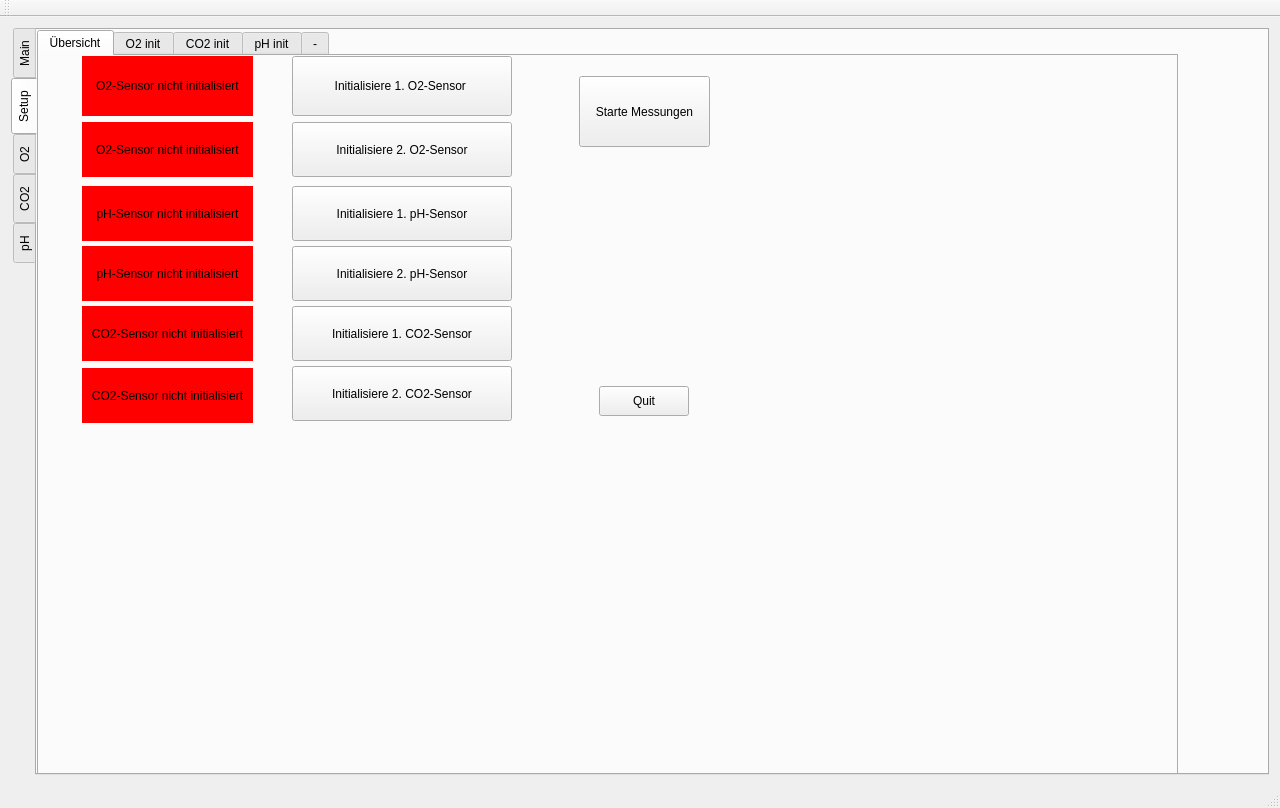
First picture: the form in mainwindow.ui, repository CalamariFritti/DesktopUiQt, before the edit.
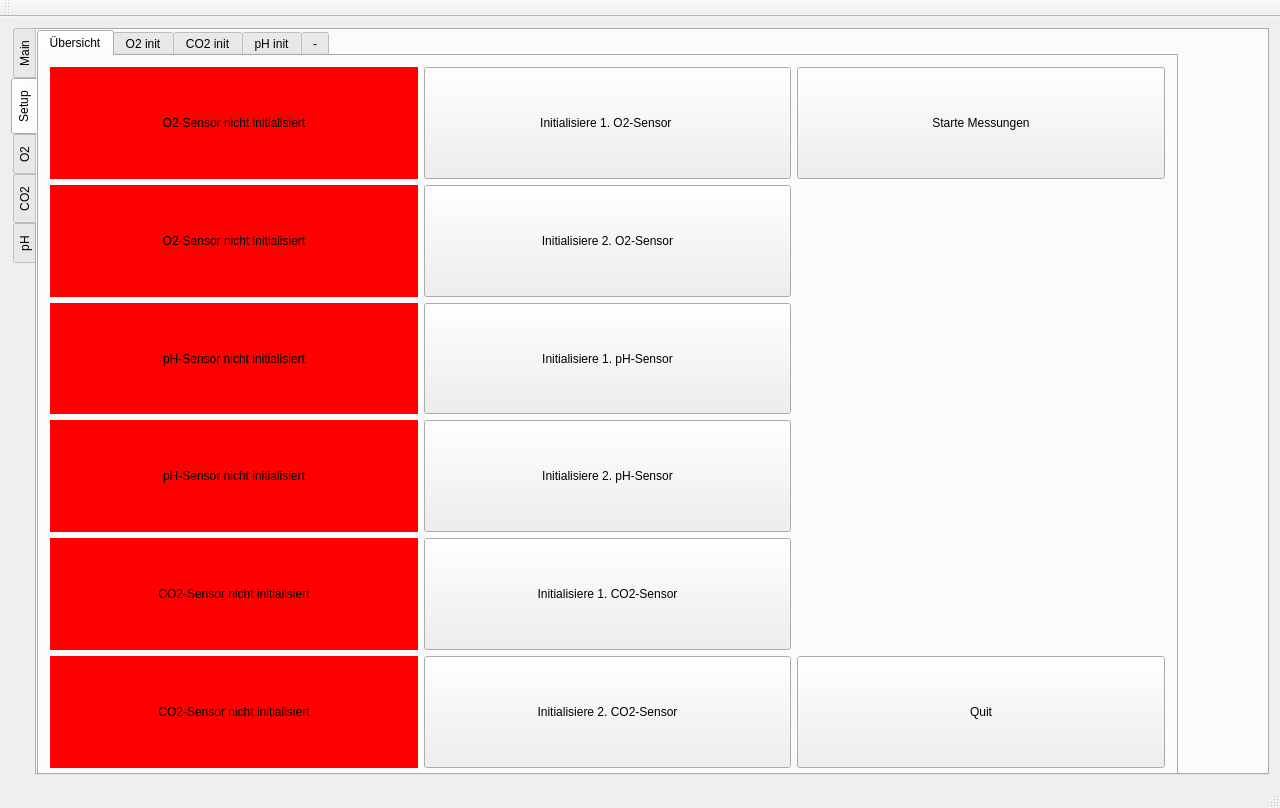
Second picture: the form after the edit. The open tabs and pages were chosen to show the change. Custom widgets are drawn as their Qt base class.

Commit message: layout init buttons1

The edit to the form file:
```diff
--- a/mainwindow.ui
+++ b/mainwindow.ui
@@ -15,7 +15,7 @@
   </property>
   <widget class="QWidget" name="centralWidget">
    <layout class="QGridLayout" name="gridLayout">
-    <item row="0" column="0">
+    <item row="1" column="0">
      <widget class="QTabWidget" name="tabWidget">
       <property name="minimumSize">
        <size>
@@ -320,230 +320,196 @@
          <attribute name="title">
           <string>Übersicht</string>
          </attribute>
-         <widget class="QPushButton" name="initialize_sensor_1_button">
-          <property name="geometry">
-           <rect>
-            <x>253</x>
-            <y>66</y>
-            <width>220</width>
-            <height>55</height>
-           </rect>
-          </property>
-          <property name="text">
-           <string>Initialisiere 2. O2-Sensor</string>
-          </property>
-         </widget>
-         <widget class="QLabel" name="sensor_1_init_label">
-          <property name="geometry">
-           <rect>
-            <x>43</x>
-            <y>0</y>
-            <width>171</width>
-            <height>60</height>
-           </rect>
-          </property>
-          <property name="styleSheet">
-           <string notr="true">background-color : red;
+         <layout class="QGridLayout" name="gridLayout_2">
+          <item row="0" column="0">
+           <widget class="QLabel" name="sensor_1_init_label">
+            <property name="styleSheet">
+             <string notr="true">background-color : red;
 font-size: 30;</string>
-          </property>
-          <property name="text">
-           <string>O2-Sensor nicht initialisiert</string>
-          </property>
-          <property name="alignment">
-           <set>Qt::AlignCenter</set>
-          </property>
-         </widget>
-         <widget class="QLabel" name="sensor_3_init_label">
-          <property name="geometry">
-           <rect>
-            <x>43</x>
-            <y>130</y>
-            <width>171</width>
-            <height>55</height>
-           </rect>
-          </property>
-          <property name="styleSheet">
-           <string notr="true">background-color : red;
+            </property>
+            <property name="text">
+             <string>O2-Sensor nicht initialisiert</string>
+            </property>
+            <property name="alignment">
+             <set>Qt::AlignCenter</set>
+            </property>
+           </widget>
+          </item>
+          <item row="0" column="1">
+           <widget class="QPushButton" name="initialize_sensor_0_button">
+            <property name="sizePolicy">
+             <sizepolicy hsizetype="Minimum" vsizetype="Preferred">
+              <horstretch>0</horstretch>
+              <verstretch>0</verstretch>
+             </sizepolicy>
+            </property>
+            <property name="text">
+             <string>Initialisiere 1. O2-Sensor </string>
+            </property>
+           </widget>
+          </item>
+          <item row="1" column="0">
+           <widget class="QLabel" name="sensor_2_init_label">
+            <property name="styleSheet">
+             <string notr="true">background-color : red;
 font-size: 30;</string>
-          </property>
-          <property name="text">
-           <string>pH-Sensor nicht initialisiert</string>
-          </property>
-          <property name="alignment">
-           <set>Qt::AlignCenter</set>
-          </property>
-         </widget>
-         <widget class="QPushButton" name="initialize_sensor_4_button">
-          <property name="geometry">
-           <rect>
-            <x>253</x>
-            <y>250</y>
-            <width>220</width>
-            <height>55</height>
-           </rect>
-          </property>
-          <property name="text">
-           <string>Initialisiere 1. CO2-Sensor</string>
-          </property>
-         </widget>
-         <widget class="QPushButton" name="initialize_sensor_3_button">
-          <property name="geometry">
-           <rect>
-            <x>253</x>
-            <y>190</y>
-            <width>220</width>
-            <height>55</height>
-           </rect>
-          </property>
-          <property name="text">
-           <string>Initialisiere 2. pH-Sensor</string>
-          </property>
-         </widget>
-         <widget class="QPushButton" name="initialize_sensor_5_button">
-          <property name="geometry">
-           <rect>
-            <x>253</x>
-            <y>310</y>
-            <width>220</width>
-            <height>55</height>
-           </rect>
-          </property>
-          <property name="text">
-           <string>Initialisiere 2. CO2-Sensor</string>
-          </property>
-         </widget>
-         <widget class="QLabel" name="sensor_2_init_label">
-          <property name="geometry">
-           <rect>
-            <x>43</x>
-            <y>66</y>
-            <width>171</width>
-            <height>55</height>
-           </rect>
-          </property>
-          <property name="styleSheet">
-           <string notr="true">background-color : red;
+            </property>
+            <property name="text">
+             <string>O2-Sensor nicht initialisiert</string>
+            </property>
+            <property name="alignment">
+             <set>Qt::AlignCenter</set>
+            </property>
+           </widget>
+          </item>
+          <item row="1" column="1">
+           <widget class="QPushButton" name="initialize_sensor_1_button">
+            <property name="sizePolicy">
+             <sizepolicy hsizetype="Minimum" vsizetype="Preferred">
+              <horstretch>0</horstretch>
+              <verstretch>0</verstretch>
+             </sizepolicy>
+            </property>
+            <property name="text">
+             <string>Initialisiere 2. O2-Sensor</string>
+            </property>
+           </widget>
+          </item>
+          <item row="2" column="0">
+           <widget class="QLabel" name="sensor_3_init_label">
+            <property name="styleSheet">
+             <string notr="true">background-color : red;
 font-size: 30;</string>
-          </property>
-          <property name="text">
-           <string>O2-Sensor nicht initialisiert</string>
-          </property>
-          <property name="alignment">
-           <set>Qt::AlignCenter</set>
-          </property>
-         </widget>
-         <widget class="QLabel" name="sensor_4_init_label">
-          <property name="geometry">
-           <rect>
-            <x>43</x>
-            <y>190</y>
-            <width>171</width>
-            <height>55</height>
-           </rect>
-          </property>
-          <property name="styleSheet">
-           <string notr="true">background-color : red;
+            </property>
+            <property name="text">
+             <string>pH-Sensor nicht initialisiert</string>
+            </property>
+            <property name="alignment">
+             <set>Qt::AlignCenter</set>
+            </property>
+           </widget>
+          </item>
+          <item row="2" column="1">
+           <widget class="QPushButton" name="initialize_sensor_2_button">
+            <property name="sizePolicy">
+             <sizepolicy hsizetype="Minimum" vsizetype="Preferred">
+              <horstretch>0</horstretch>
+              <verstretch>0</verstretch>
+             </sizepolicy>
+            </property>
+            <property name="text">
+             <string>Initialisiere 1. pH-Sensor</string>
+            </property>
+           </widget>
+          </item>
+          <item row="3" column="0">
+           <widget class="QLabel" name="sensor_4_init_label">
+            <property name="styleSheet">
+             <string notr="true">background-color : red;
 font-size: 30;</string>
-          </property>
-          <property name="text">
-           <string>pH-Sensor nicht initialisiert</string>
-          </property>
-          <property name="alignment">
-           <set>Qt::AlignCenter</set>
-          </property>
-         </widget>
-         <widget class="QPushButton" name="initialize_sensor_2_button">
-          <property name="geometry">
-           <rect>
-            <x>253</x>
-            <y>130</y>
-            <width>220</width>
-            <height>55</height>
-           </rect>
-          </property>
-          <property name="text">
-           <string>Initialisiere 1. pH-Sensor</string>
-          </property>
-         </widget>
-         <widget class="QLabel" name="sensor_5_init_label">
-          <property name="geometry">
-           <rect>
-            <x>43</x>
-            <y>250</y>
-            <width>171</width>
-            <height>55</height>
-           </rect>
-          </property>
-          <property name="styleSheet">
-           <string notr="true">background-color : red;
+            </property>
+            <property name="text">
+             <string>pH-Sensor nicht initialisiert</string>
+            </property>
+            <property name="alignment">
+             <set>Qt::AlignCenter</set>
+            </property>
+           </widget>
+          </item>
+          <item row="3" column="1">
+           <widget class="QPushButton" name="initialize_sensor_3_button">
+            <property name="sizePolicy">
+             <sizepolicy hsizetype="Minimum" vsizetype="Preferred">
+              <horstretch>0</horstretch>
+              <verstretch>0</verstretch>
+             </sizepolicy>
+            </property>
+            <property name="text">
+             <string>Initialisiere 2. pH-Sensor</string>
+            </property>
+           </widget>
+          </item>
+          <item row="4" column="0">
+           <widget class="QLabel" name="sensor_5_init_label">
+            <property name="styleSheet">
+             <string notr="true">background-color : red;
 font-size: 30;</string>
-          </property>
-          <property name="text">
-           <string>CO2-Sensor nicht initialisiert</string>
-          </property>
-          <property name="alignment">
-           <set>Qt::AlignCenter</set>
-          </property>
-         </widget>
-         <widget class="QLabel" name="sensor_6_init_label">
-          <property name="geometry">
-           <rect>
-            <x>43</x>
-            <y>312</y>
-            <width>171</width>
-            <height>55</height>
-           </rect>
-          </property>
-          <property name="styleSheet">
-           <string notr="true">background-color : red;
+            </property>
+            <property name="text">
+             <string>CO2-Sensor nicht initialisiert</string>
+            </property>
+            <property name="alignment">
+             <set>Qt::AlignCenter</set>
+            </property>
+           </widget>
+          </item>
+          <item row="4" column="1">
+           <widget class="QPushButton" name="initialize_sensor_4_button">
+            <property name="sizePolicy">
+             <sizepolicy hsizetype="Minimum" vsizetype="Preferred">
+              <horstretch>0</horstretch>
+              <verstretch>0</verstretch>
+             </sizepolicy>
+            </property>
+            <property name="text">
+             <string>Initialisiere 1. CO2-Sensor</string>
+            </property>
+           </widget>
+          </item>
+          <item row="5" column="0">
+           <widget class="QLabel" name="sensor_6_init_label">
+            <property name="styleSheet">
+             <string notr="true">background-color : red;
 font-size: 30;</string>
-          </property>
-          <property name="text">
-           <string>CO2-Sensor nicht initialisiert</string>
-          </property>
-          <property name="alignment">
-           <set>Qt::AlignCenter</set>
-          </property>
-         </widget>
-         <widget class="QPushButton" name="initialize_sensor_0_button">
-          <property name="geometry">
-           <rect>
-            <x>253</x>
-            <y>0</y>
-            <width>220</width>
-            <height>60</height>
-           </rect>
-          </property>
-          <property name="text">
-           <string>Initialisiere 1. O2-Sensor </string>
-          </property>
-         </widget>
-         <widget class="QPushButton" name="quitButtonStartMain">
-          <property name="geometry">
-           <rect>
-            <x>560</x>
-            <y>330</y>
-            <width>90</width>
-            <height>30</height>
-           </rect>
-          </property>
-          <property name="text">
-           <string>Quit</string>
-          </property>
-         </widget>
-         <widget class="QPushButton" name="start_measurement_button">
-          <property name="geometry">
-           <rect>
-            <x>540</x>
-            <y>20</y>
-            <width>131</width>
-            <height>71</height>
-           </rect>
-          </property>
-          <property name="text">
-           <string>Starte Messungen</string>
-          </property>
-         </widget>
+            </property>
+            <property name="text">
+             <string>CO2-Sensor nicht initialisiert</string>
+            </property>
+            <property name="alignment">
+             <set>Qt::AlignCenter</set>
+            </property>
+           </widget>
+          </item>
+          <item row="5" column="1">
+           <widget class="QPushButton" name="initialize_sensor_5_button">
+            <property name="sizePolicy">
+             <sizepolicy hsizetype="Minimum" vsizetype="Preferred">
+              <horstretch>0</horstretch>
+              <verstretch>0</verstretch>
+             </sizepolicy>
+            </property>
+            <property name="text">
+             <string>Initialisiere 2. CO2-Sensor</string>
+            </property>
+           </widget>
+          </item>
+          <item row="5" column="2">
+           <widget class="QPushButton" name="quitButtonStartMain">
+            <property name="sizePolicy">
+             <sizepolicy hsizetype="Minimum" vsizetype="Preferred">
+              <horstretch>0</horstretch>
+              <verstretch>0</verstretch>
+             </sizepolicy>
+            </property>
+            <property name="text">
+             <string>Quit</string>
+            </property>
+           </widget>
+          </item>
+          <item row="0" column="2">
+           <widget class="QPushButton" name="start_measurement_button">
+            <property name="sizePolicy">
+             <sizepolicy hsizetype="Minimum" vsizetype="Preferred">
+              <horstretch>0</horstretch>
+              <verstretch>0</verstretch>
+             </sizepolicy>
+            </property>
+            <property name="text">
+             <string>Starte Messungen</string>
+            </property>
+           </widget>
+          </item>
+         </layout>
         </widget>
         <widget class="QWidget" name="tab_2">
          <attribute name="title">
```
Left out of the diff: 197 changed lines with no effect on the pictures.
